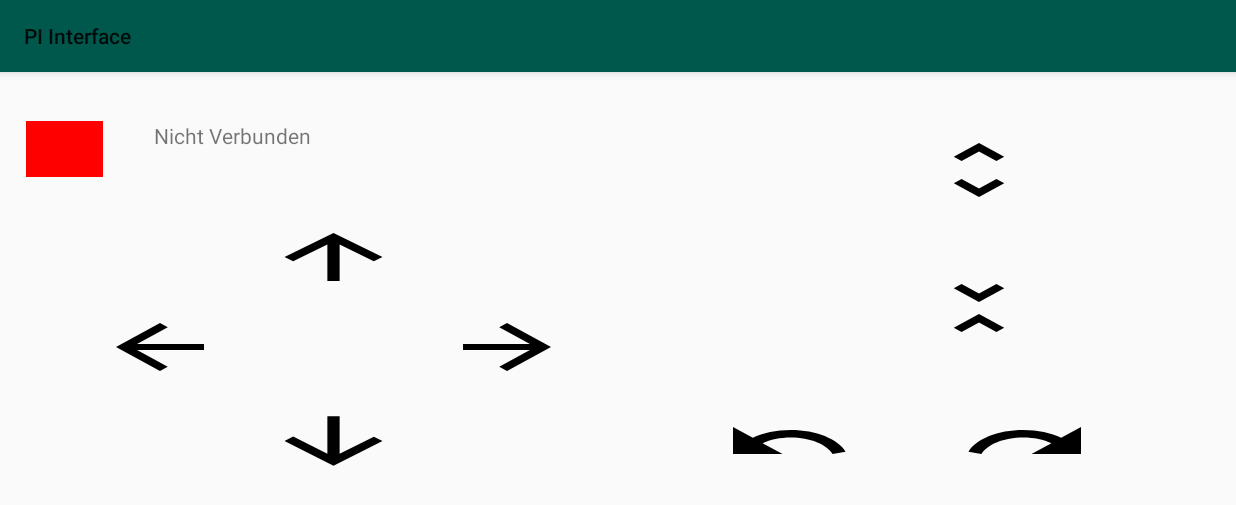
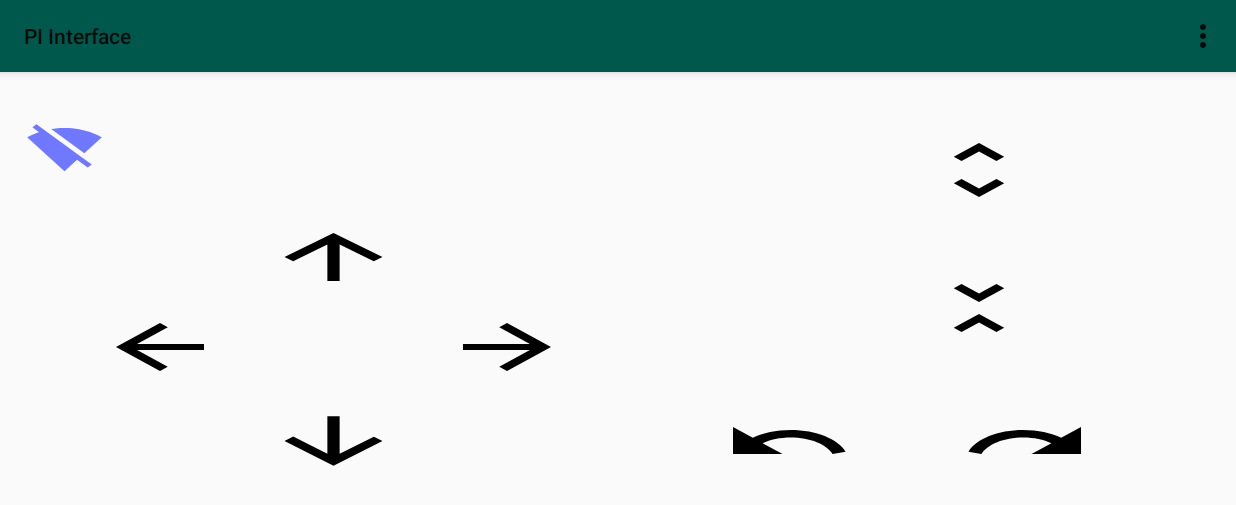
Before and after one commit to JoProt/Android-App-Robot, an Android app: the screen it shows after launch (MainActivity), after a tap on an icon or button, on a phone screen of 824 x 412 dp (held sideways). Shown: the top 505 px of the screen. Run offline under Robolectric (Android 15) with nearby library versions, the phone set to English and light mode, and no system bars.

Commit message:
Gui Update
- Implementieren eines Wlan Image als Connection Status
- fixen des Leeren String -Bugs im Dialog Fragment

```diff
--- a/app/src/main/java/com/example/piinterface/MainActivity.java
+++ b/app/src/main/java/com/example/piinterface/MainActivity.java
@@ -6,6 +6,7 @@ import android.os.Bundle;
 import android.support.v7.app.AppCompatActivity;
 import android.view.Menu;
 import android.view.MenuInflater;
+import android.view.MenuItem;
 import android.view.View;
 import android.widget.ImageView;
 import android.widget.TextView;
@@ -39,9 +40,6 @@ public class MainActivity extends AppCompatActivity implements Settings_Dialog.S
     protected void onCreate(Bundle savedInstanceState) {
         super.onCreate(savedInstanceState);
         setContentView(R.layout.activity_main);
-        //ipadress = "192.168.178.40";
-        //portnumber = 5555;
-        connection = (TextView) findViewById(R.id.connection);
         connStat = (ImageView) findViewById(R.id.CONNSTST);
         toolbar = (android.support.v7.widget.Toolbar) findViewById(R.id.my_toolbar);
         setSupportActionBar(toolbar);
@@ -51,15 +49,17 @@ public class MainActivity extends AppCompatActivity implements Settings_Dialog.S
 
     @Override
     public boolean onCreateOptionsMenu(Menu menu) {
-       // MenuInflater inflater = getMenuInflater();
-        //inflater.inflate(R.menu.main_menu, menu);
+        MenuInflater inflater = getMenuInflater();
+        inflater.inflate(R.menu.main_menu, menu);
         return true;
     }
 
-    // Settings -> On Click Menu
-    public void Settings(View v){
+    @Override
+    public boolean onOptionsItemSelected(MenuItem item) {
         Settings_Dialog dialog = new Settings_Dialog();
         dialog.show(getSupportFragmentManager(), "My Dialog");
+
+        return super.onOptionsItemSelected(item);
     }
 //---------------------------------------------------------------------
 
@@ -67,8 +67,12 @@ public class MainActivity extends AppCompatActivity implements Settings_Dialog.S
     @Override
     public void applySettings(String ip, String port) {
     ipadress = ip;
-    portnumber = Integer.parseInt(port);
-
+    if (port == ""){
+        portnumber = 0;
+    }
+    else {
+        portnumber = Integer.parseInt(port);
+    }
     Save();
 
 }
@@ -80,13 +84,13 @@ public void Save(){
     sEditor.putString(IP_ADRESSE_KEY, String.valueOf(ipadress));
     sEditor.putInt(PORT_NUMBER_KEY, portnumber);
     sEditor.apply();
-    Toast.makeText(this,"Data Saved", Toast.LENGTH_SHORT).show();
+    Toast.makeText(this,"Data Saved " + " IP: " + ipadress + " | Port: "+ portnumber, Toast.LENGTH_SHORT).show();
 }
 public void Load(){
         SharedPreferences sharedPreferences = getSharedPreferences(SHARED_PREF, MODE_PRIVATE);
         ipadress = sharedPreferences.getString(IP_ADRESSE_KEY,"");
         portnumber = sharedPreferences.getInt(PORT_NUMBER_KEY, 0);
-        Toast.makeText(this, "ip "+ ipadress +" port: "+ portnumber, Toast.LENGTH_SHORT).show();
+        Toast.makeText(this, "ip: "+ ipadress +" port: "+ portnumber, Toast.LENGTH_SHORT).show();
 
 }
 // Verbindungsaufbau
@@ -100,15 +104,12 @@ public void Load(){
                         socket = new Socket(String.valueOf(ipadress), portnumber);
                         socket.setKeepAlive(true);
                         socketisAlive = true;
-                        connStat.setColorFilter(Color.GREEN);
-                        connection.setText("Verbunden");
-
+                        connStat.setBackgroundResource(R.drawable.ic_connected_24dp);
                         printWriter = new PrintWriter(socket.getOutputStream());
 
 
                     } catch (IOException io) {
-                        connStat.setColorFilter(Color.RED);
-                        connection.setText("Nicht Verbunden");
+                        connStat.setBackgroundResource(R.drawable.ic_disconnected_24dp);
                         socketisAlive= false;
                         io.printStackTrace();
                     }
@@ -119,8 +120,7 @@ public void Load(){
             try {
                 printWriter.close();
                 socket.close();
-                connStat.setColorFilter(Color.RED);
-                connection.setText("Nicht Verbunden");
+                connStat.setBackgroundResource(R.drawable.ic_disconnected_24dp);
                 socketisAlive = false;
 
             } catch (IOException e) {
@@ -174,12 +174,11 @@ public void Load(){
     @Override
     protected void onStop() {
         super.onStop();
-        // verbindungs abbau
+        // verbindungsabbau
         try {
             printWriter.close();
             socket.close();
-            connStat.setColorFilter(Color.RED);
-            connection.setText("Nicht Verbunden");
+            connStat.setBackgroundResource(R.drawable.ic_disconnected_24dp);
             socketisAlive = false;
 
 
--- /dev/null
+++ b/app/src/main/res/drawable/ic_connected_24dp.xml
@@ -0,0 +1,9 @@
+<vector xmlns:android="http://schemas.android.com/apk/res/android"
+        android:width="24dp"
+        android:height="24dp"
+        android:viewportWidth="24.0"
+        android:viewportHeight="24.0">
+    <path
+        android:fillColor="#6F78FF"
+        android:pathData="M12.01,21.49L23.64,7c-0.45,-0.34 -4.93,-4 -11.64,-4C5.28,3 0.81,6.66 0.36,7l11.63,14.49 0.01,0.01 0.01,-0.01z"/>
+</vector>
--- /dev/null
+++ b/app/src/main/res/drawable/ic_disconnected_24dp.xml
@@ -0,0 +1,9 @@
+<vector xmlns:android="http://schemas.android.com/apk/res/android"
+        android:width="24dp"
+        android:height="24dp"
+        android:viewportWidth="24.0"
+        android:viewportHeight="24.0">
+    <path
+        android:fillColor="#6F78FF"
+        android:pathData="M23.64,7c-0.45,-0.34 -4.93,-4 -11.64,-4 -1.5,0 -2.89,0.19 -4.15,0.48L18.18,13.8 23.64,7zM17.04,15.22L3.27,1.44 2,2.72l2.05,2.06C1.91,5.76 0.59,6.82 0.36,7l11.63,14.49 0.01,0.01 0.01,-0.01 3.9,-4.86 3.32,3.32 1.27,-1.27 -3.46,-3.46z"/>
+</vector>
--- a/app/src/main/res/layout/activity_main.xml
+++ b/app/src/main/res/layout/activity_main.xml
@@ -16,7 +16,6 @@
         android:clickable="true"
         android:elevation="4dp"
         android:theme="@style/ThemeOverlay.AppCompat.ActionBar"
-        app:layout_constraintTop_toTopOf="parent"
         app:popupTheme="@style/ThemeOverlay.AppCompat.Light"
         app:title="PI Interface"
         tools:layout_editor_absoluteX="0dp" />
@@ -167,6 +166,7 @@
         android:layout_marginEnd="8dp"
         android:layout_marginBottom="8dp"
 
+        android:background="@drawable/ic_disconnected_24dp"
         android:clickable="true"
         android:onClick="initConnection"
         app:layout_constraintBottom_toBottomOf="parent"
@@ -175,23 +175,6 @@
         app:layout_constraintStart_toStartOf="parent"
         app:layout_constraintTop_toTopOf="parent"
         app:layout_constraintVertical_bias="0.203"
-        app:srcCompat="@color/colorAccent" />
-
-    <TextView
-        android:id="@+id/connection"
-        android:layout_width="114dp"
-        android:layout_height="33dp"
-        android:layout_marginStart="8dp"
-        android:layout_marginTop="8dp"
-        android:layout_marginEnd="8dp"
-        android:layout_marginBottom="8dp"
-        android:text="Nicht Verbunden"
-        android:visibility="visible"
-        app:layout_constraintBottom_toBottomOf="parent"
-        app:layout_constraintEnd_toEndOf="parent"
-        app:layout_constraintHorizontal_bias="0.136"
-        app:layout_constraintStart_toStartOf="parent"
-        app:layout_constraintTop_toTopOf="parent"
-        app:layout_constraintVertical_bias="0.201" />
+        />
 
 </android.support.constraint.ConstraintLayout>
--- a/app/src/main/res/layout/layout_dialog.xml
+++ b/app/src/main/res/layout/layout_dialog.xml
@@ -6,6 +6,7 @@
 
     <EditText
         android:id="@+id/ipadress"
+        android:text="192.168.178.40"
         android:layout_width="match_parent"
         android:layout_height="wrap_content"
         android:hint="IP Adresse"
@@ -15,7 +16,9 @@
         android:id="@+id/portnummer"
         android:layout_width="match_parent"
         android:layout_height="wrap_content"
+        android:text="5555"
         android:hint="Port Nummer"
+        android:inputType="number"
         android:layout_below="@+id/ipadress"/>
 
 
--- a/app/src/main/res/menu/main_menu.xml
+++ b/app/src/main/res/menu/main_menu.xml
@@ -2,6 +2,6 @@
 <menu xmlns:android="http://schemas.android.com/apk/res/android">
 
     <item android:title="Settings"
-        android:id="@+id/settings"
-        android:onClick="Settings"/>
+        android:id="@+id/menue_settings"
+        />
 </menu>
```
Also changed, not shown: app/src/main/java/com/example/piinterface/Settings_Dialog.java (+11 -0 lines), 1 other file.
